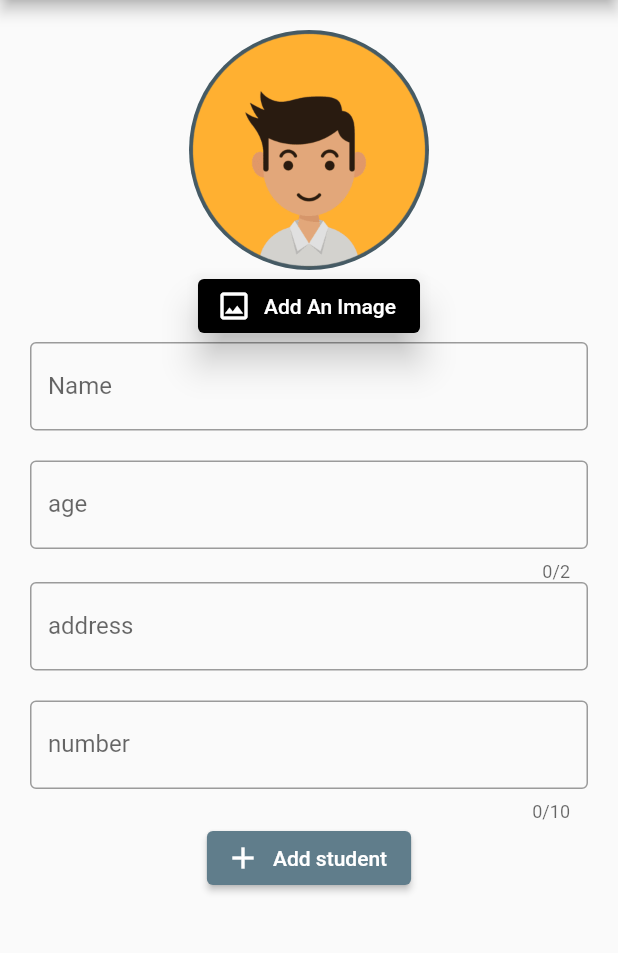
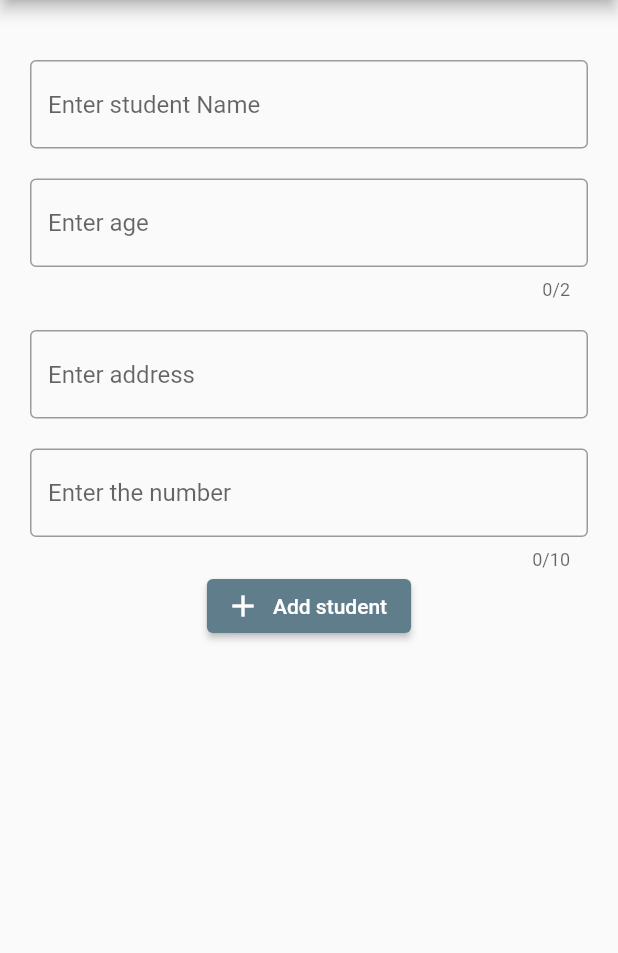
Before and after one commit to sufiyansakkeer/Student-details, a Flutter app: the AddStudentClass screen opened directly, on a phone screen of 412 x 824 dp, the part 84-1037 px from its top. Run offline on Flutter 3.47's test engine with Material 2 defaults, Android fonts, the phone set to English and light mode, and no system bars; our stand-ins replace hive_flutter, image_picker; accounts and stored records are empty.

Commit message:
removed image

```diff
--- a/lib/db/models/data_modal.dart
+++ b/lib/db/models/data_modal.dart
@@ -21,14 +21,10 @@ class StudentModel {
   @HiveField(4)
   final String phnNumber;
 
-  @HiveField(5)
-  final String photo;
-
   StudentModel(
       {required this.name,
       required this.age,
       required this.address,
       required this.phnNumber,
-      required this.photo,
       this.id});
 }
--- a/lib/widgets/add_students.dart
+++ b/lib/widgets/add_students.dart
@@ -32,44 +32,65 @@ class _AddStudentClassState extends State<AddStudentClass> {
             key: _formKey,
             child: Column(
               children: [
-                _photo?.path == null
-                    ? const CircleAvatar(
-                        radius: 80,
-                        backgroundImage: AssetImage(
-                            'assets/pngtree-cartoon-man-avatar-vector-ilustration-png-image_6111064.png'),
-                      )
-                    : CircleAvatar(
-                        backgroundImage: FileImage(
-                          File(
-                            _photo!.path,
+                // _photo?.path == null
+                //     ? const CircleAvatar(
+                //         radius: 80,
+                //         backgroundImage: AssetImage(
+                //             'assets/pngtree-cartoon-man-avatar-vector-ilustration-png-image_6111064.png'),
+                //       )
+                //     : CircleAvatar(
+                //         backgroundImage: FileImage(
+                //           File(
+                //             _photo!.path,
+                //           ),
+                //         ),
+                //         radius: 60,
+                //       ),
+                // Row(
+                //   mainAxisAlignment: MainAxisAlignment.center,
+                //   children: [
+                //     ElevatedButton.icon(
+                //       style: ElevatedButton.styleFrom(
+                //           backgroundColor: Colors.black, elevation: 10),
+                //       onPressed: () {
+                //         // getPhoto();
+                //       },
+                //       icon: const Icon(
+                //         Icons.image_outlined,
+                //       ),
+                //       label: const Text(
+                //         'Add An Image',
+                //       ),
+                //     ),
+                //   ],
+                // ),
+                Padding(
+                  padding: const EdgeInsets.symmetric(vertical: 10),
+                  child: Visibility(
+                    visible: imageAlert,
+                    child: Padding(
+                      padding: const EdgeInsets.all(3.0),
+                      child: Row(
+                        mainAxisAlignment: MainAxisAlignment.center,
+                        children: const [
+                          Text(
+                            'Photo is required',
+                            style: TextStyle(
+                              color: Color(0xFFC01D11),
+                              fontSize: 12,
+                            ),
                           ),
-                        ),
-                        radius: 60,
-                      ),
-                Row(
-                  mainAxisAlignment: MainAxisAlignment.center,
-                  children: [
-                    ElevatedButton.icon(
-                      style: ElevatedButton.styleFrom(
-                          backgroundColor: Colors.black, elevation: 10),
-                      onPressed: () {
-                        getPhoto();
-                      },
-                      icon: const Icon(
-                        Icons.image_outlined,
-                      ),
-                      label: const Text(
-                        'Add An Image',
+                        ],
                       ),
                     ),
-                  ],
+                  ),
                 ),
                 TextFormField(
                   controller: _nameOfStudent,
                   decoration: const InputDecoration(
                     border: OutlineInputBorder(),
                     hintText: 'Enter student Name',
-                    labelText: 'Name',
+                    // labelText: 'Name',
                   ),
                   validator: (value) {
                     if (value == null || value.isEmpty) {
@@ -89,7 +110,7 @@ class _AddStudentClassState extends State<AddStudentClass> {
                   decoration: const InputDecoration(
                     border: OutlineInputBorder(),
                     hintText: 'Enter age',
-                    labelText: 'age',
+                    // labelText: 'age',
                   ),
                   validator: (value) {
                     if (value == null || value.isEmpty) {
@@ -99,15 +120,15 @@ class _AddStudentClassState extends State<AddStudentClass> {
                     }
                   },
                 ),
-                // const SizedBox(
-                //   height: 20,
-                // ),
+                const SizedBox(
+                  height: 20,
+                ),
                 TextFormField(
                   controller: _addressOfStudent,
                   decoration: const InputDecoration(
                     border: OutlineInputBorder(),
                     hintText: 'Enter address',
-                    labelText: 'address',
+                    // labelText: 'address',
                   ),
                   validator: (value) {
                     if (value == null || value.isEmpty) {
@@ -127,7 +148,7 @@ class _AddStudentClassState extends State<AddStudentClass> {
                   decoration: const InputDecoration(
                     border: OutlineInputBorder(),
                     hintText: 'Enter the number',
-                    labelText: 'number',
+                    // labelText: 'number',
                   ),
                   validator: (value) {
                     if (value == null || value.isEmpty) {
@@ -141,11 +162,11 @@ class _AddStudentClassState extends State<AddStudentClass> {
                 ),
                 ElevatedButton.icon(
                     onPressed: (() {
-                      if (_formKey.currentState!.validate() && _photo != null) {
+                      if (_formKey.currentState!.validate()) {
                         onStudentAddButtonClick();
                         Navigator.of(context).pop();
                       } else {
-                        imageAlert = true;
+                        // imageAlert = true;
                       }
                     }),
                     icon: const Icon(Icons.add),
@@ -164,11 +185,7 @@ class _AddStudentClassState extends State<AddStudentClass> {
     final address = _addressOfStudent.text.trim();
     final number = _phnOfStudent.text.trim();
 
-    if (_photo!.path.isEmpty ||
-        name.isEmpty ||
-        age.isEmpty ||
-        address.isEmpty ||
-        number.isEmpty) {
+    if (name.isEmpty || age.isEmpty || address.isEmpty || number.isEmpty) {
       // ScaffoldMessenger.of(context).showSnackBar(
       //   const SnackBar(
       //     behavior: SnackBarBehavior.floating,
@@ -178,7 +195,7 @@ class _AddStudentClassState extends State<AddStudentClass> {
       // );
       return;
     }
-    // else if (_photo!.path.isEmpty) {
+    //  else if (_photo!.path.isEmpty) {
     //   _photo = File(
     //       'assets/pngtree-cartoon-man-avatar-vector-ilustration-png-image_6111064.png');
     //   // _photo.path = Image.asset(
@@ -204,31 +221,30 @@ class _AddStudentClassState extends State<AddStudentClass> {
       age: age,
       phnNumber: number,
       address: address,
-      photo: _photo!.path,
     );
     addStudent(student);
   }
 
-  File? _photo;
-  Future<void> getPhoto() async {
-    final photo = await ImagePicker().pickImage(source: ImageSource.gallery);
-    if (photo == null) {
-      return;
-      // final photodefault = Image.asset(
-      //     'assets/pngtree-cartoon-man-avatar-vector-ilustration-png-image_6111064.png');
+  // File? _photo;
+  // Future<void> getPhoto() async {
+  //   final photo = await ImagePicker().pickImage(source: ImageSource.gallery);
+  //   if (photo == null) {
+  //     return;
+  //     // final photodefault = Image.asset(
+  //     //     'assets/pngtree-cartoon-man-avatar-vector-ilustration-png-image_6111064.png');
 
-      // setState(
-      //   () {
-      //     _photo = photodefault;
-      //   },
-      // );
-    } else {
-      final photoTemp = File(photo.path);
-      setState(
-        () {
-          _photo = photoTemp;
-        },
-      );
-    }
-  }
+  //     // setState(
+  //     //   () {
+  //     //     _photo = photodefault;
+  //     //   },
+  //     // );
+  //   } else {
+  //     final photoTemp = File(photo.path);
+  //     setState(
+  //       () {
+  //         _photo = photoTemp;
+  //       },
+  //     );
+  //   }
+  // }
 }
--- a/lib/widgets/edit_student.dart
+++ b/lib/widgets/edit_student.dart
@@ -10,7 +10,7 @@ class EditStudent extends StatefulWidget {
   final String age;
   final String address;
   final String number;
-  final String image;
+  // final String image;
   final int index;
 
   const EditStudent({
@@ -20,8 +20,6 @@ class EditStudent extends StatefulWidget {
     required this.address,
     required this.number,
     required this.index,
-    required this.image,
-    required String photo,
   });
 
   @override
@@ -64,15 +62,15 @@ class _EditStudentState extends State<EditStudent> {
                       'Edit student details',
                       style: TextStyle(fontSize: 20),
                     ),
-                    const SizedBox(
-                      height: 20,
-                    ),
-                    CircleAvatar(
-                      radius: 80,
-                      backgroundImage: FileImage(
-                        File(widget.image),
-                      ),
-                    ),
+                    // const SizedBox(
+                    //   height: 20,
+                    // ),
+                    // CircleAvatar(
+                    //   radius: 80,
+                    //   backgroundImage: FileImage(
+                    //     File(widget.image),
+                    //   ),
+                    // ),
                     const SizedBox(
                       height: 20,
                     ),
@@ -180,7 +178,7 @@ class _EditStudentState extends State<EditStudent> {
       age: _ageOfStudent.text,
       phnNumber: _phnOfStudent.text,
       address: _addressOfStudent.text,
-      photo: widget.image,
+      // photo: widget.image,
     );
     ScaffoldMessenger.of(context).showSnackBar(
       const SnackBar(
```
Also changed, not shown: lib/main.dart (+1 -8 lines), lib/screens/home_screen.dart (+1 -6 lines), lib/widgets/display_student_screen.dart (+21 -20 lines), lib/widgets/search_screen.dart (+20 -19 lines), lib/widgets/students_list.dart (+16 -20 lines), lib/db/models/data_modal.g.dart, pubspec.lock.
